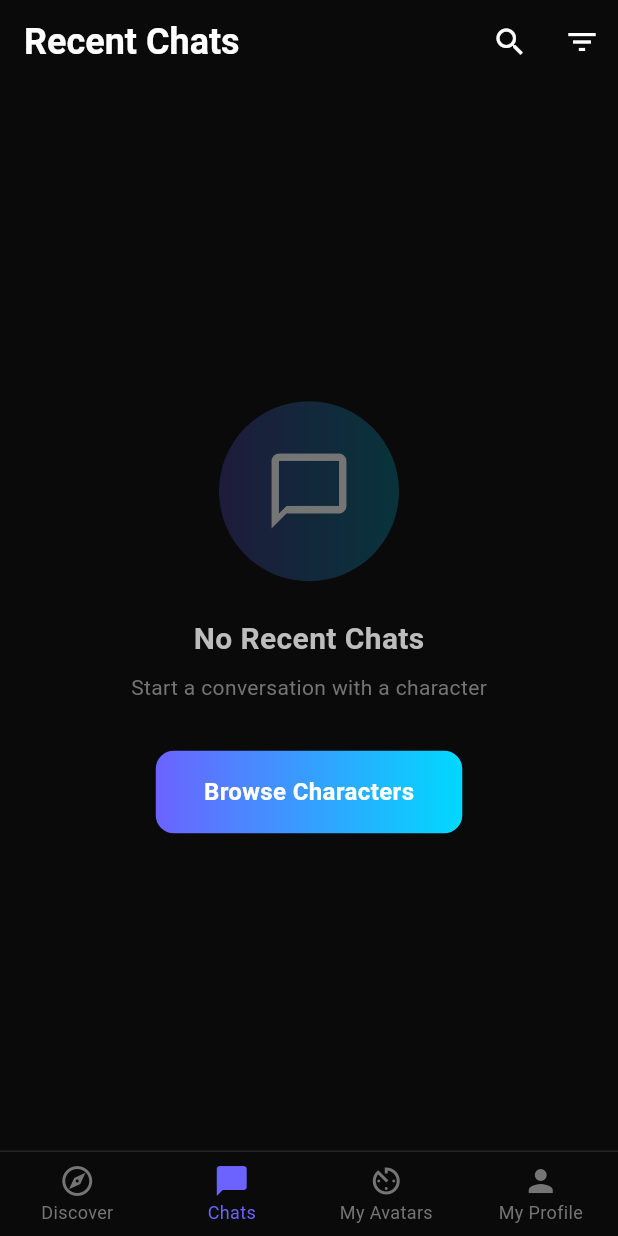
After one commit to accee00/avatar-ai, a Flutter app: the MainScreen screen opened by its route, item 2 of the bottom bar chosen, after a tap on the "search" icon, on a phone screen of 412 x 824 dp. The commit adds this screen. Run offline on Flutter 3.47's test engine with Material 3 defaults, Android fonts, the phone set to English and light mode, and no system bars; our stand-ins replace cloud_firestore, firebase_auth, firebase_core, firebase_storage, flutter_riverpod, fpdart and 4 more; accounts and stored records are empty; generated files the repository leaves out were written again.

Commit message:
Add: Implement chat history retrieval and recent chats screen

```diff
--- /dev/null
+++ b/frontend/lib/features/chat/model/history_model.dart
@@ -0,0 +1,16 @@
+import 'package:avatar_ai/features/chat/model/message_model.dart';
+import 'package:avatar_ai/models/character_model.dart';
+
+class HistoryModel {
+  final Message lastMessage;
+  final Character character;
+
+  HistoryModel({required this.character, required this.lastMessage});
+
+  factory HistoryModel.fromJson(Map<String, dynamic> json) {
+    return HistoryModel(
+      character: Character.fromJson(json['character']),
+      lastMessage: Message.fromJson(json['lastMessage']),
+    );
+  }
+}
--- a/frontend/lib/features/chat/repository/chat_repository.dart
+++ b/frontend/lib/features/chat/repository/chat_repository.dart
@@ -1,6 +1,8 @@
 import 'package:avatar_ai/core/firebase_providers/firebase_providers.dart';
 import 'package:avatar_ai/core/logger/logger.dart';
+import 'package:avatar_ai/features/chat/model/history_model.dart';
 import 'package:avatar_ai/features/chat/model/message_model.dart';
+import 'package:avatar_ai/models/character_model.dart';
 import 'package:cloud_firestore/cloud_firestore.dart';
 import 'package:riverpod_annotation/riverpod_annotation.dart';
 
@@ -171,4 +173,55 @@ class ChatRepository {
               snapshot.docs.map((doc) => Message.fromJson(doc.data())).toList(),
         );
   }
+
+  Future<List<HistoryModel>> getHistory(String userId) async {
+    try {
+      final chatsSnapshot = await firebaseFirestore
+          .collection('users')
+          .doc(userId)
+          .collection('chats')
+          .get();
+
+      final List<HistoryModel> history = [];
+
+      for (final chatDoc in chatsSnapshot.docs) {
+        final chatId = chatDoc.id;
+
+        // Get last message
+        final lastMessageSnap = await chatDoc.reference
+            .collection('messages')
+            .orderBy('timestamp', descending: true)
+            .limit(1)
+            .get();
+
+        if (lastMessageSnap.docs.isEmpty) {
+          continue;
+        }
+
+        final lastMessageData = lastMessageSnap.docs.first.data();
+
+        final lastMessage = Message.fromJson(lastMessageData);
+
+        // Get character info
+        final characterSnap = await firebaseFirestore
+            .collection('characters')
+            .doc(chatId)
+            .get();
+
+        if (!characterSnap.exists) {
+          continue;
+        }
+
+        final character = Character.fromJson(characterSnap.data()!);
+
+        history.add(
+          HistoryModel(character: character, lastMessage: lastMessage),
+        );
+      }
+
+      return history;
+    } catch (e) {
+      throw Exception('Failed to get history: $e');
+    }
+  }
 }
--- /dev/null
+++ b/frontend/lib/features/chat/view/chat_history_screen.dart
@@ -0,0 +1,380 @@
+import 'package:avatar_ai/features/chat/model/message_model.dart';
+import 'package:avatar_ai/features/chat/view/chat_screen.dart';
+import 'package:avatar_ai/features/chat/viewmodel/chat_history_view_model.dart';
+import 'package:avatar_ai/features/chat/model/history_model.dart';
+
+import 'package:flutter/material.dart';
+import 'package:flutter_riverpod/flutter_riverpod.dart';
+
+class RecentChatsScreen extends ConsumerWidget {
+  const RecentChatsScreen({super.key});
+
+  @override
+  Widget build(BuildContext context, WidgetRef ref) {
+    final chatHistoryAsync = ref.watch(chatHistoryViewModelProvider);
+
+    return Scaffold(
+      backgroundColor: const Color(0xFF0A0A0A),
+      appBar: AppBar(
+        backgroundColor: const Color(0xFF0A0A0A),
+        elevation: 0,
+        title: const Text(
+          'Recent Chats',
+          style: TextStyle(
+            fontSize: 24,
+            fontWeight: FontWeight.bold,
+            color: Colors.white,
+          ),
+        ),
+        actions: [
+          IconButton(icon: const Icon(Icons.search), onPressed: () {}),
+          IconButton(icon: const Icon(Icons.filter_list), onPressed: () {}),
+        ],
+      ),
+      body: chatHistoryAsync.when(
+        data: (histories) {
+          if (histories.isEmpty) {
+            return _buildEmptyState();
+          }
+          return _buildChatList(context, ref, histories);
+        },
+        loading: () => _buildLoadingState(),
+        error: (error, stack) => _buildErrorState(ref, error),
+      ),
+    );
+  }
+
+  Widget _buildChatList(
+    BuildContext context,
+    WidgetRef ref,
+    List<HistoryModel> histories,
+  ) {
+    return RefreshIndicator(
+      onRefresh: () async {
+        await ref.read(chatHistoryViewModelProvider.notifier).refresh();
+      },
+      backgroundColor: const Color(0xFF1A1A1A),
+      color: const Color(0xFF6C63FF),
+      child: ListView.builder(
+        padding: const EdgeInsets.all(16),
+        itemCount: histories.length,
+        itemBuilder: (context, index) {
+          final history = histories[index];
+          return _buildChatItem(context, history);
+        },
+      ),
+    );
+  }
+
+  Widget _buildChatItem(BuildContext context, HistoryModel history) {
+    final character = history.character;
+    final lastMessage = history.lastMessage;
+    final timeAgo = _formatTime(lastMessage.timestamp);
+
+    return Dismissible(
+      key: Key(character.id),
+      direction: DismissDirection.endToStart,
+      background: Container(
+        margin: const EdgeInsets.only(bottom: 12),
+        alignment: Alignment.centerRight,
+        padding: const EdgeInsets.only(right: 20),
+        decoration: BoxDecoration(
+          color: Colors.red.withOpacity(0.2),
+          borderRadius: BorderRadius.circular(16),
+          border: Border.all(color: Colors.red.withOpacity(0.3)),
+        ),
+        child: const Icon(Icons.delete, color: Colors.red),
+      ),
+      onDismissed: (direction) {
+        // TODO: Implement delete functionality
+        ScaffoldMessenger.of(context).showSnackBar(
+          const SnackBar(
+            content: Text('Chat deleted'),
+            backgroundColor: Color(0xFF1A1A1A),
+            behavior: SnackBarBehavior.floating,
+          ),
+        );
+      },
+      child: InkWell(
+        onTap: () {
+          Navigator.push(
+            context,
+            MaterialPageRoute(
+              builder: (context) => ChatScreen(character: character),
+            ),
+          );
+        },
+        borderRadius: BorderRadius.circular(16),
+        child: Container(
+          margin: const EdgeInsets.only(bottom: 12),
+          padding: const EdgeInsets.all(16),
+          decoration: BoxDecoration(
+            color: const Color(0xFF1A1A1A),
+            borderRadius: BorderRadius.circular(16),
+            border: Border.all(color: Colors.white.withOpacity(0.1)),
+          ),
+          child: Row(
+            children: [
+              // Character Avatar
+              Stack(
+                children: [
+                  Container(
+                    width: 56,
+                    height: 56,
+                    decoration: BoxDecoration(
+                      gradient: LinearGradient(
+                        begin: Alignment.topLeft,
+                        end: Alignment.bottomRight,
+                        colors: [
+                          character.avatarColor,
+                          character.avatarColor.withOpacity(0.6),
+                        ],
+                      ),
+                      borderRadius: BorderRadius.circular(14),
+                    ),
+                    child: Center(
+                      child: Text(
+                        character.avatar,
+                        style: const TextStyle(
+                          fontSize: 24,
+                          fontWeight: FontWeight.bold,
+                        ),
+                      ),
+                    ),
+                  ),
+                  // Online indicator
+                  Positioned(
+                    bottom: 0,
+                    right: 0,
+                    child: Container(
+                      width: 16,
+                      height: 16,
+                      decoration: BoxDecoration(
+                        color: const Color(0xFF4CAF50),
+                        shape: BoxShape.circle,
+                        border: Border.all(
+                          color: const Color(0xFF1A1A1A),
+                          width: 2,
+                        ),
+                      ),
+                    ),
+                  ),
+                ],
+              ),
+              const SizedBox(width: 16),
+
+              // Chat Info
+              Expanded(
+                child: Column(
+                  crossAxisAlignment: CrossAxisAlignment.start,
+                  children: [
+                    Row(
+                      children: [
+                        Expanded(
+                          child: Text(
+                            character.name,
+                            style: const TextStyle(
+                              fontSize: 16,
+                              fontWeight: FontWeight.w600,
+                              color: Colors.white,
+                            ),
+                            maxLines: 1,
+                            overflow: TextOverflow.ellipsis,
+                          ),
+                        ),
+                        const SizedBox(width: 8),
+                        Text(
+                          timeAgo,
+                          style: TextStyle(
+                            fontSize: 12,
+                            color: Colors.grey[600],
+                          ),
+                        ),
+                      ],
+                    ),
+                    const SizedBox(height: 6),
+                    Row(
+                      children: [
+                        if (lastMessage.isUser)
+                          Padding(
+                            padding: const EdgeInsets.only(right: 4),
+                            child: Icon(
+                              Icons.done_all,
+                              size: 14,
+                              color: lastMessage.status == MessageStatus.read
+                                  ? const Color(0xFF6C63FF)
+                                  : Colors.grey[600],
+                            ),
+                          ),
+                        Expanded(
+                          child: Text(
+                            lastMessage.text,
+                            style: TextStyle(
+                              fontSize: 14,
+                              color: Colors.grey[500],
+                              fontWeight: FontWeight.normal,
+                            ),
+                            maxLines: 2,
+                            overflow: TextOverflow.ellipsis,
+                          ),
+                        ),
+                      ],
+                    ),
+                  ],
+                ),
+              ),
+            ],
+          ),
+        ),
+      ),
+    );
+  }
+
+  Widget _buildEmptyState() {
+    return Center(
+      child: Column(
+        mainAxisAlignment: MainAxisAlignment.center,
+        children: [
+          Container(
+            width: 120,
+            height: 120,
+            decoration: BoxDecoration(
+              gradient: LinearGradient(
+                colors: [
+                  const Color(0xFF6C63FF).withOpacity(0.2),
+                  const Color(0xFF00D9FF).withOpacity(0.2),
+                ],
+              ),
+              shape: BoxShape.circle,
+            ),
+            child: Icon(
+              Icons.chat_bubble_outline,
+              size: 60,
+              color: Colors.grey[600],
+            ),
+          ),
+          const SizedBox(height: 24),
+          Text(
+            'No Recent Chats',
+            style: TextStyle(
+              fontSize: 20,
+              fontWeight: FontWeight.bold,
+              color: Colors.grey[400],
+            ),
+          ),
+          const SizedBox(height: 8),
+          Text(
+            'Start a conversation with a character',
+            style: TextStyle(fontSize: 14, color: Colors.grey[600]),
+          ),
+          const SizedBox(height: 32),
+          Container(
+            padding: const EdgeInsets.symmetric(horizontal: 32, vertical: 16),
+            decoration: BoxDecoration(
+              gradient: const LinearGradient(
+                colors: [Color(0xFF6C63FF), Color(0xFF00D9FF)],
+              ),
+              borderRadius: BorderRadius.circular(12),
+            ),
+            child: const Text(
+              'Browse Characters',
+              style: TextStyle(
+                fontSize: 16,
+                fontWeight: FontWeight.w600,
+                color: Colors.white,
+              ),
+            ),
+          ),
+        ],
+      ),
+    );
+  }
+
+  Widget _buildLoadingState() {
+    return Center(
+      child: Column(
+        mainAxisAlignment: MainAxisAlignment.center,
+        children: [
+          const CircularProgressIndicator(
+            valueColor: AlwaysStoppedAnimation<Color>(Color(0xFF6C63FF)),
+          ),
+          const SizedBox(height: 16),
+          Text(
+            'Loading chats...',
+            style: TextStyle(fontSize: 14, color: Colors.grey[600]),
+          ),
+        ],
+      ),
+    );
+  }
+
+  Widget _buildErrorState(WidgetRef ref, Object error) {
+    return Center(
+      child: Column(
+        mainAxisAlignment: MainAxisAlignment.center,
+        children: [
+          Container(
+            width: 100,
+            height: 100,
+            decoration: BoxDecoration(
+              color: Colors.red.withOpacity(0.1),
+              shape: BoxShape.circle,
+            ),
+            child: const Icon(Icons.error_outline, size: 50, color: Colors.red),
+          ),
+          const SizedBox(height: 24),
+          Text(
+            'Something went wrong',
+            style: TextStyle(
+              fontSize: 18,
+              fontWeight: FontWeight.bold,
+              color: Colors.grey[400],
+            ),
+          ),
+          const SizedBox(height: 8),
+          Text(
+            error.toString(),
+            style: TextStyle(fontSize: 14, color: Colors.grey[600]),
+            textAlign: TextAlign.center,
+          ),
+          const SizedBox(height: 24),
+          ElevatedButton(
+            onPressed: () {
+              ref.read(chatHistoryViewModelProvider.notifier).refresh();
+            },
+            style: ElevatedButton.styleFrom(
+              backgroundColor: const Color(0xFF6C63FF),
+              padding: const EdgeInsets.symmetric(horizontal: 32, vertical: 16),
+              shape: RoundedRectangleBorder(
+                borderRadius: BorderRadius.circular(12),
+              ),
+            ),
+            child: const Text(
+              'Retry',
+              style: TextStyle(fontSize: 16, fontWeight: FontWeight.w600),
+            ),
+          ),
+        ],
+      ),
+    );
+  }
+
+  String _formatTime(DateTime timestamp) {
+    final now = DateTime.now();
+    final difference = now.difference(timestamp);
+
+    if (difference.inMinutes < 1) {
+      return 'Just now';
+    } else if (difference.inMinutes < 60) {
+      return '${difference.inMinutes}m';
+    } else if (difference.inHours < 24) {
+      return '${difference.inHours}h';
+    } else if (difference.inDays == 1) {
+      return 'Yesterday';
+    } else if (difference.inDays < 7) {
+      return '${difference.inDays}d';
+    } else {
+      return '${timestamp.day}/${timestamp.month}';
+    }
+  }
+}
--- /dev/null
+++ b/frontend/lib/features/chat/viewmodel/chat_history_view_model.dart
@@ -0,0 +1,29 @@
+import 'package:avatar_ai/core/firebase_providers/firebase_providers.dart';
+import 'package:avatar_ai/features/chat/model/history_model.dart';
+import 'package:avatar_ai/features/chat/repository/chat_repository.dart';
+import 'package:firebase_auth/firebase_auth.dart';
+import 'package:riverpod_annotation/riverpod_annotation.dart';
+part 'chat_history_view_model.g.dart';
+
+@riverpod
+class ChatHistoryViewModel extends _$ChatHistoryViewModel {
+  late final ChatRepository _chatRepository;
+  late final FirebaseAuth _firebaseAuth;
+  @override
+  Future<List<HistoryModel>> build() async {
+    _chatRepository = ref.watch(chatRepositoryProvider);
+    _firebaseAuth = ref.watch(firebaseAuthProvider);
+
+    final userId = _firebaseAuth.currentUser!.uid;
+
+    return _chatRepository.getHistory(userId);
+  }
+
+  Future<void> refresh() async {
+    state = const AsyncLoading();
+    state = await AsyncValue.guard(() async {
+      final userId = _firebaseAuth.currentUser!.uid;
+      return _chatRepository.getHistory(userId);
+    });
+  }
+}
--- a/frontend/lib/features/chat/viewmodel/chat_view_model.dart
+++ b/frontend/lib/features/chat/viewmodel/chat_view_model.dart
@@ -213,7 +213,7 @@ class ChatViewModel extends _$ChatViewModel {
         state = state.copyWith(isBookmarked: true);
       }
     } catch (e) {
-      print('Error toggling bookmark: $e');
+      logInfo('Error toggling bookmark: $e');
     }
   }
 
--- a/frontend/lib/features/home/repository/home_repository.dart
+++ b/frontend/lib/features/home/repository/home_repository.dart
@@ -55,7 +55,7 @@ class HomeRepository {
 
   Future<Either<AppFailure, PaginatedCharacters>>
   getUserCreatedCharacterPaginated({
-    int limit = 10,
+    int limit = 30,
     DocumentSnapshot? lastDocument,
   }) async {
     try {
--- a/frontend/lib/features/home/view/main_screen.dart
+++ b/frontend/lib/features/home/view/main_screen.dart
@@ -1,3 +1,4 @@
+import 'package:avatar_ai/features/chat/view/chat_history_screen.dart';
 import 'package:avatar_ai/features/home/view/home_screen.dart';
 import 'package:avatar_ai/features/myavatar/view/my_avatar.dart';
 import 'package:avatar_ai/features/myprofile/view/my_profile.dart';
@@ -14,7 +15,7 @@ class _MainScreenState extends State<MainScreen> {
   int _selectedIndex = 0;
   List<Widget> view = [
     HomeView(),
-    Center(child: Text("Recent chats.")),
+    RecentChatsScreen(),
     MyAvatarScreen(),
     MyProfile(),
   ];
```
Also changed, not shown: frontend/lib/features/chat/viewmodel/chat_history_view_model.g.dart (added), frontend/lib/features/chat/viewmodel/chat_view_model.g.dart.
